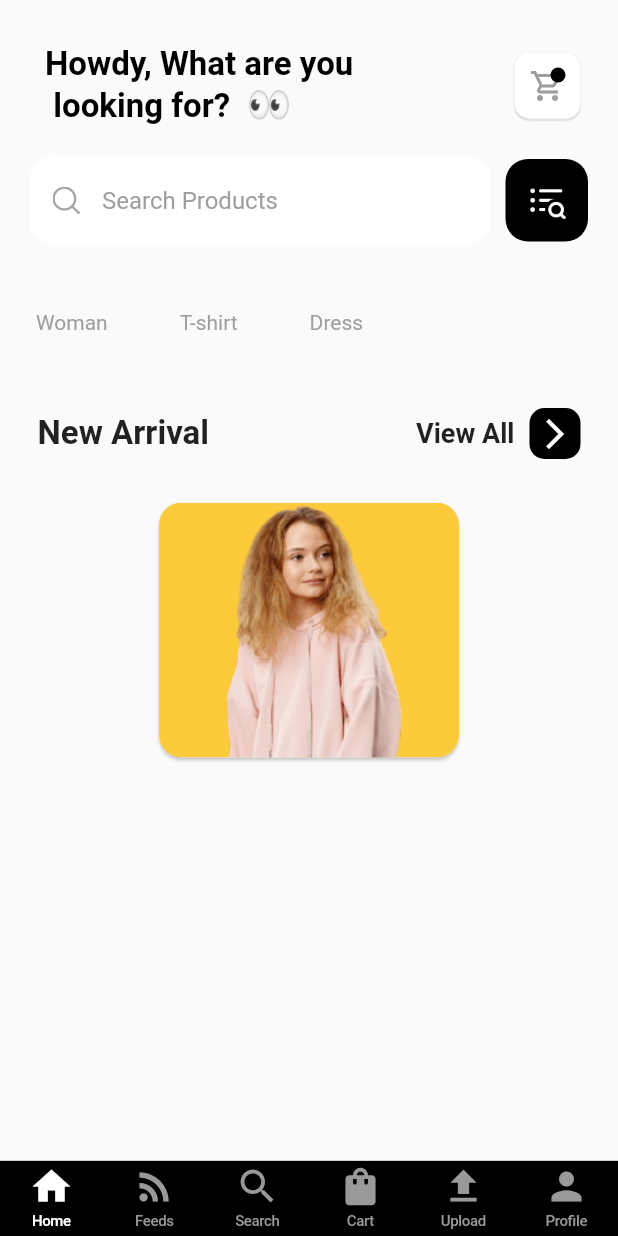
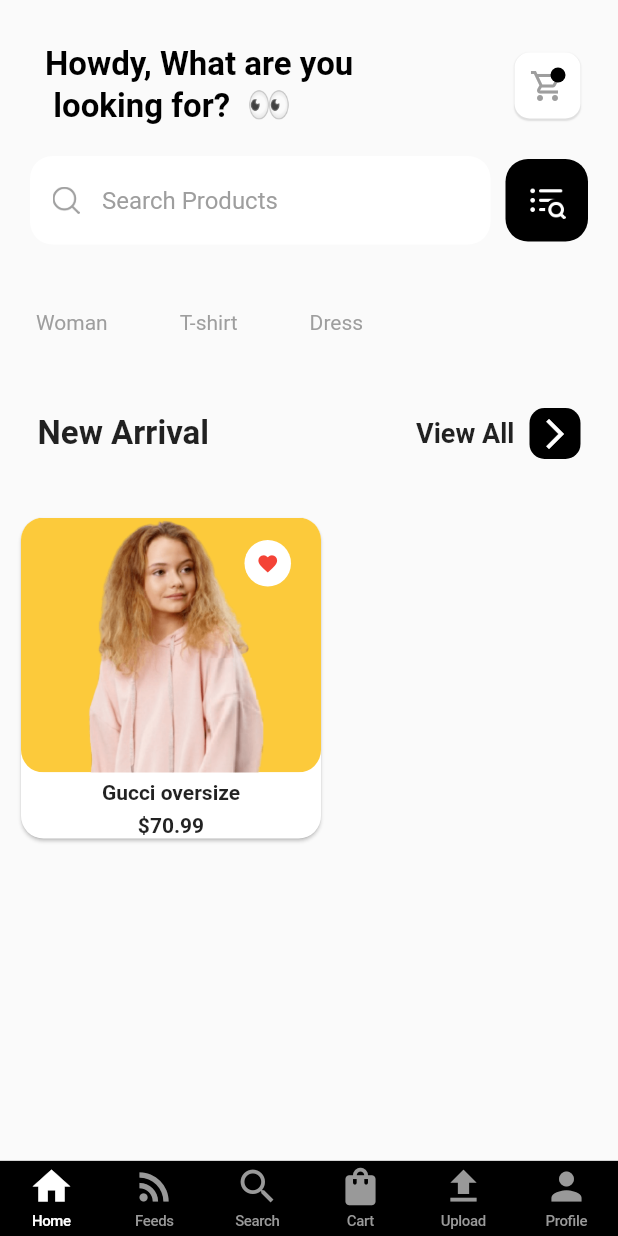
Before and after one commit to mehedi4958/ecommerce01, a Flutter app: the screen it shows after launch, on a phone screen of 412 x 824 dp. Run offline on Flutter 3.47's test engine with Material 2 defaults, Android fonts, the phone set to English and light mode, and no system bars; our stand-ins replace cloud_firestore, firebase_auth, firebase_core, firebase_storage, image_picker; accounts and stored records are empty.

Commit message:
product display desing update

```diff
--- a/lib/views/screens/home_screen.dart
+++ b/lib/views/screens/home_screen.dart
@@ -13,6 +13,7 @@ class HomeScreen extends StatelessWidget {
   Widget build(BuildContext context) {
     return Scaffold(
       body: Column(
+        crossAxisAlignment: CrossAxisAlignment.start,
         children: [
           const CustomAppBar(),
           const SearchInput(),
--- a/lib/views/widgets/products.dart
+++ b/lib/views/widgets/products.dart
@@ -9,6 +9,7 @@ class ProductItem extends StatelessWidget {
   @override
   Widget build(BuildContext context) {
     return Container(
+      margin: const EdgeInsets.all(10),
       child: Card(
         shape: RoundedRectangleBorder(
           borderRadius: BorderRadius.circular(15),
@@ -31,7 +32,37 @@ class ProductItem extends StatelessWidget {
                     ),
                   ),
                 ),
+                Positioned(
+                  right: 20,
+                  top: 15,
+                  child: Container(
+                    padding: const EdgeInsets.all(8),
+                    decoration: const BoxDecoration(
+                      color: Colors.white,
+                      shape: BoxShape.circle,
+                    ),
+                    child: const Icon(
+                      Icons.favorite,
+                      color: Colors.red,
+                      size: 15,
+                    ),
+                  ),
+                ),
               ],
+            ),
+            Text(
+              clothes.productName.toString(),
+              style: const TextStyle(
+                fontWeight: FontWeight.bold,
+                height: 1.6,
+              ),
+            ),
+            Text(
+              clothes.price.toString(),
+              style: const TextStyle(
+                fontWeight: FontWeight.bold,
+                height: 1.6,
+              ),
             ),
           ],
         ),
```
